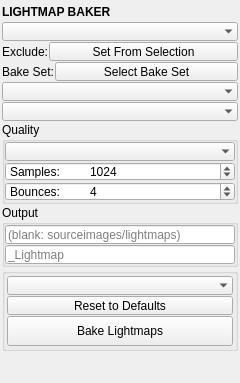
Qt form blendertk/light_utils/lightmap_baker/lightmap_baker.ui (m3trik/blendertk) before a commit.
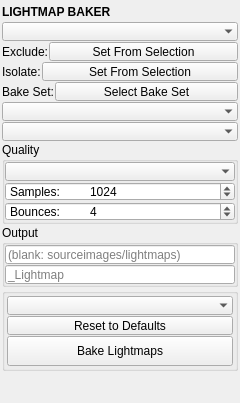
The same form after that commit. Custom widgets are drawn as their Qt base class.

The edit to the form file:
```diff
--- a/blendertk/light_utils/lightmap_baker/lightmap_baker.ui
+++ b/blendertk/light_utils/lightmap_baker/lightmap_baker.ui
@@ -187,6 +187,70 @@
         </item>
        </layout>
       </item>
+      <item>
+       <layout class="QHBoxLayout" name="isolate_layout">
+        <property name="spacing">
+         <number>1</number>
+        </property>
+        <item>
+         <widget class="QLabel" name="lbl_isolate">
+          <property name="minimumSize">
+           <size>
+            <width>0</width>
+            <height>19</height>
+           </size>
+          </property>
+          <property name="maximumSize">
+           <size>
+            <width>16777215</width>
+            <height>19</height>
+           </size>
+          </property>
+          <property name="toolTip">
+           <string>Isolate — moving parts (a locker door, a lid, a drawer) that bake in a pass of their own: lit by the static scene at their current pose, but out of every other object's render, so they leave no shadow or bounce in another object's map — and no other isolated part leaves one in theirs. A mesh brings everything parented under it; isolated objects still pack into their material's atlas.
+
+Stored in the file (the lightmapBaker_isolate collection, which changes nothing about what renders), so every bake of this file isolates them — from this panel or a script.</string>
+          </property>
+          <property name="text">
+           <string>Isolate:</string>
+          </property>
+          <property name="caption" stdset="0">
+           <bool>true</bool>
+          </property>
+         </widget>
+        </item>
+        <item>
+         <widget class="QPushButton" name="set_isolation">
+          <property name="sizePolicy">
+           <sizepolicy hsizetype="Expanding" vsizetype="Fixed">
+            <horstretch>1</horstretch>
+            <verstretch>0</verstretch>
+           </sizepolicy>
+          </property>
+          <property name="minimumSize">
+           <size>
+            <width>0</width>
+            <height>19</height>
+           </size>
+          </property>
+          <property name="maximumSize">
+           <size>
+            <width>16777215</width>
+            <height>19</height>
+           </size>
+          </property>
+          <property name="toolTip">
+           <string>Make the current selection the Isolate set (replacing it): moving parts that bake alone, out of every other object's render, so the door's shadow never lands on its cabinet's map.
+
+A selected object brings every mesh under it; with nothing selected, the set is cleared.</string>
+          </property>
+          <property name="text">
+           <string>Set From Selection</string>
+          </property>
+         </widget>
+        </item>
+       </layout>
+      </item>
       <item>
        <layout class="QHBoxLayout" name="bake_set_layout">
         <property name="spacing">
```
Left out of the diff: 9 changed lines with no effect on the pictures.
